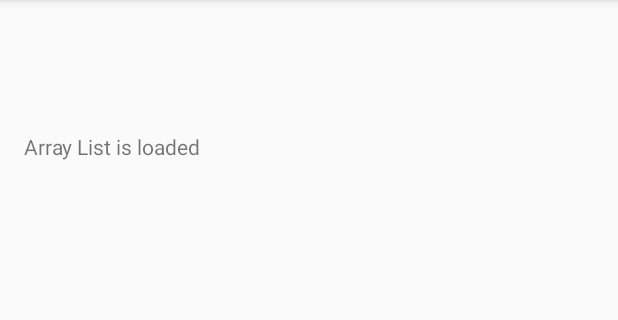
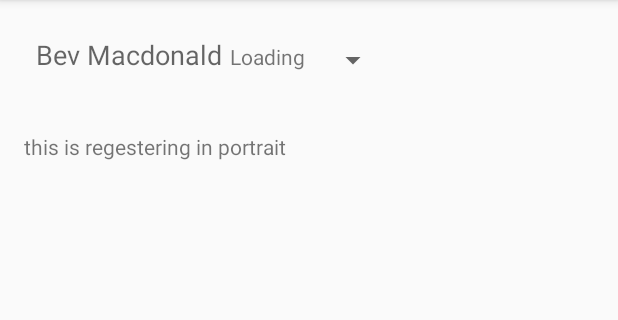
Before and after one commit to mvoshell78/Java-1, an Android app: the screen it shows after launch (MainActivity), on a phone screen of 412 x 824 dp, the part 84-404 px from its top. Run offline under Robolectric (Android 15) with nearby library versions, the phone set to English and light mode, and no system bars.

Commit message:
spinner working
added a spinner in portrait
fixed adapter
fixed if statement

```diff
--- a/Workingwithadvancedviews/app/src/main/java/com/example/mich/workingwithadvancedviews/MainActivity.java
+++ b/Workingwithadvancedviews/app/src/main/java/com/example/mich/workingwithadvancedviews/MainActivity.java
@@ -7,14 +7,73 @@ package com.example.mich.workingwithadvancedviews;
 
 import android.os.Bundle;
 import android.support.v7.app.AppCompatActivity;
+import android.view.View;
+import android.widget.AdapterView;
+import android.widget.ListView;
+import android.widget.SimpleAdapter;
+import android.widget.Spinner;
 import android.widget.TextView;
 
 import java.util.ArrayList;
+import java.util.HashMap;
 
 
 public class MainActivity extends AppCompatActivity {
     // sets up an arrayList of the workers class
     private ArrayList<Workers> mWorkers;
+    private ListView mListView;
+    private Spinner mSpinner;
+    long position = 0;
+
+    ArrayList<HashMap<String, String>> elements = new ArrayList<HashMap<String,String>>();
+    private void setSimpleAdapter(){
+
+        // Field identifiers
+        final String name = "name";
+        final String department = "department";
+        //final String years = "years";
+
+        // List of elements for our adapter.
+
+
+        // Goes through each employee and maps the data elements to a String key.
+        for (Workers employee : mWorkers) {
+
+            HashMap<String, String> map = new HashMap<String, String>();
+            map.put(name, employee.getName());
+            map.put(department, employee.getDepartment());
+
+            elements.add(map);
+        }
+
+        // Creating an array of our keys
+        String[] keys = new String[]{
+                name, department
+        };
+
+        // Creating an array of our list item components.
+        // Indices must match the keys array.
+        int[] views = new int[]{
+                R.id.employee_name,
+                R.id.employee_department,
+
+        };
+        final int screenOrientation = getResources().getConfiguration().orientation;
+
+        if (screenOrientation == 2){
+            // Creating a new SimpleAdapter that maps values to views using our keys and views arrays.
+            SimpleAdapter adapter = new SimpleAdapter(this, elements, R.layout.listitem, keys, views);
+
+            mListView.setAdapter(adapter);
+        } else {
+            // Creating a new SimpleAdapter that maps values to views using our keys and views arrays.
+            SimpleAdapter adapter = new SimpleAdapter(this, elements, R.layout.listitem, keys, views);
+
+            mSpinner.setAdapter(adapter);
+        }
+
+
+    }
 
 
     @Override
@@ -23,7 +82,8 @@ public class MainActivity extends AppCompatActivity {
         setContentView(R.layout.activity_main);
 
 
-        TextView testView = (TextView) findViewById(R.id.textView);
+        final TextView testView = (TextView) findViewById(R.id.testView);
+        final TextView portTestView = (TextView) findViewById(R.id.portTestView);
         // creates a new arrayList called mWorkers
         mWorkers = new ArrayList<>();
 
@@ -31,13 +91,41 @@ public class MainActivity extends AppCompatActivity {
         mWorkers.add(new Workers("Bev Macdonald", "Loading"));
         mWorkers.add(new Workers("Dana Steele", "Order Picking"));
         mWorkers.add(new Workers("Eric Malascalza", "Fueling"));
+        mWorkers.add(new Workers("Mich Voshell", "Manager"));
 
-        // checks is the arraylist has contents
-        if (!(mWorkers.isEmpty())){
-            testView.setText("Array List is loaded");
+        final int screenOrientation = getResources().getConfiguration().orientation;
+        if (screenOrientation == 2) {
+
+
+            mListView = (ListView) findViewById(R.id.listView);
+
+            setSimpleAdapter();
+
+            mListView.setOnItemClickListener(new AdapterView.OnItemClickListener() {
+                @Override
+                public void onItemClick(AdapterView<?> parent, View view, int i, long id) {
+                   position = mListView.getItemIdAtPosition(i);
+                    int newPos = (int) position;
+
+
+                    testView.setText(new StringBuilder().append("clicked ").append(newPos).toString());
+
+                }
+            });
+
 
         } else {
-            testView.setText("Array List is empty");
+
+            mSpinner = (Spinner) findViewById(R.id.spinner);
+
+            setSimpleAdapter();
+
+            portTestView.setText("this is regestering in portrait");
         }
+
+
     }
+
+
+
 }
--- a/Workingwithadvancedviews/app/src/main/res/layout-land/activity_main.xml
+++ b/Workingwithadvancedviews/app/src/main/res/layout-land/activity_main.xml
@@ -8,14 +8,27 @@
     android:paddingRight="@dimen/activity_horizontal_margin"
     android:paddingTop="@dimen/activity_vertical_margin"
     tools:context="com.example.mich.workingwithadvancedviews.MainActivity"
-    android:id="@+id/testView">
+    android:id="@+id/textView">
 
     <TextView
         android:layout_width="wrap_content"
         android:layout_height="wrap_content"
         android:text="Hello World!"
-        android:id="@+id/textView"
-        android:textSize="50dp"
-        android:typeface="serif" />
+        android:id="@+id/testView"
+        android:textSize="30dp"
+        android:typeface="serif"
+        android:layout_alignParentTop="true"
+        android:layout_alignParentEnd="true"
+        android:layout_alignParentBottom="true" />
+
+    <ListView
+        android:layout_width="wrap_content"
+        android:layout_height="wrap_content"
+        android:id="@+id/listView"
+        android:layout_alignTop="@+id/testView"
+        android:layout_alignParentStart="true"
+        android:layout_toStartOf="@+id/testView"
+        android:clickable="true"
+        tools:listitem="@android:layout/simple_list_item_1" />
 
 </RelativeLayout>
--- a/Workingwithadvancedviews/app/src/main/res/layout/activity_main.xml
+++ b/Workingwithadvancedviews/app/src/main/res/layout/activity_main.xml
@@ -8,14 +8,21 @@
     android:paddingRight="@dimen/activity_horizontal_margin"
     android:paddingTop="@dimen/activity_vertical_margin"
     tools:context="com.example.mich.workingwithadvancedviews.MainActivity"
-    android:id="@+id/testView">
+    android:id="@+id/portTextView">
 
     <TextView
         android:layout_width="wrap_content"
         android:layout_height="wrap_content"
         android:text="Hello World!"
-        android:id="@+id/textView"
+        android:id="@+id/portTestView"
         android:layout_alignParentTop="true"
         android:layout_alignParentStart="true"
         android:layout_marginTop="72dp" />
+
+    <Spinner
+        android:layout_width="wrap_content"
+        android:layout_height="wrap_content"
+        android:id="@+id/spinner"
+        android:layout_alignParentTop="true"
+        android:layout_alignParentStart="true" />
 </RelativeLayout>
--- /dev/null
+++ b/Workingwithadvancedviews/app/src/main/res/layout/listitem.xml
@@ -0,0 +1,26 @@
+<LinearLayout xmlns:android="http://schemas.android.com/apk/res/android"
+    android:layout_width="fill_parent"
+    android:layout_height="fill_parent"
+    android:minHeight="48dp"
+    android:padding="8dp"
+    android:orientation="vertical" >
+
+    <LinearLayout android:layout_width="fill_parent"
+        android:layout_height="wrap_content"
+        android:orientation="horizontal" >
+
+        <TextView android:id="@+id/employee_name"
+            android:layout_width="0dp"
+            android:layout_height="wrap_content"
+            android:layout_weight="1.0"
+            android:textAppearance="?android:attr/textAppearanceMedium" />
+
+        <TextView android:id="@+id/employee_department"
+            android:layout_width="wrap_content"
+            android:layout_height="wrap_content"
+            android:textAppearance="?android:attr/textAppearanceSmall" />
+    </LinearLayout>
+
+
+
+</LinearLayout>
```
